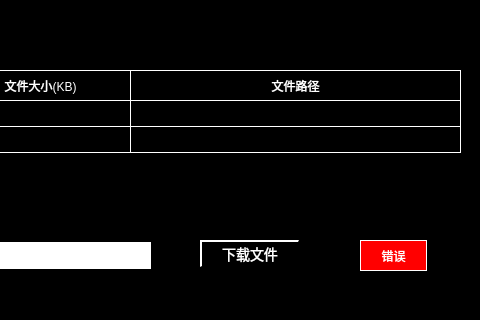
Old version of the form fault_download.ui in the repository isliulin/Plan85HMI; both pictures show x 320 to 800 and y 180 to 500 of the 800 by 500 pixel window.
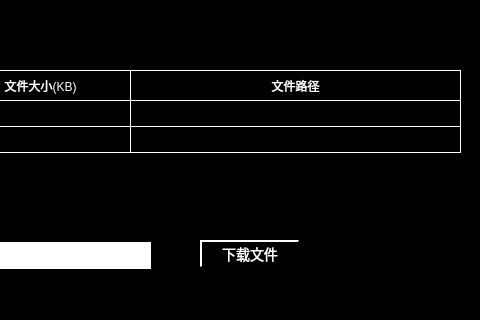
New version of the form.

Diff of the .ui file:
```diff
--- a/fault_download.ui
+++ b/fault_download.ui
@@ -499,25 +499,6 @@
     <string>下载文件</string>
    </property>
   </widget>
-  <widget class="QLabel" name="label_30">
-   <property name="geometry">
-    <rect>
-     <x>680</x>
-     <y>420</y>
-     <width>67</width>
-     <height>31</height>
-    </rect>
-   </property>
-   <property name="styleSheet">
-    <string notr="true">background-color: rgb(255, 0, 0);</string>
-   </property>
-   <property name="text">
-    <string>错误</string>
-   </property>
-   <property name="alignment">
-    <set>Qt::AlignCenter</set>
-   </property>
-  </widget>
  </widget>
  <resources/>
  <connections/>
```
